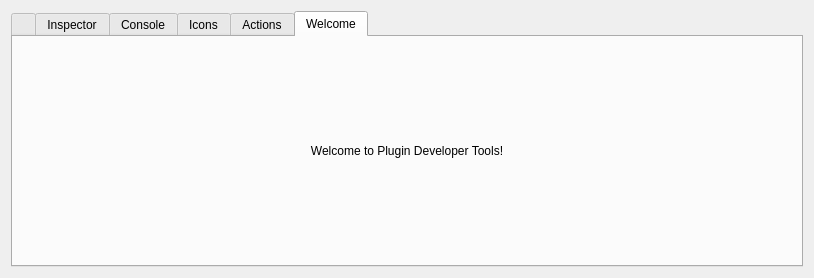
KnowZero/Krita-PythonPluginDeveloperTools, file plugindevtools/PluginDevTools/DockerWidget.ui: the form before one commit.
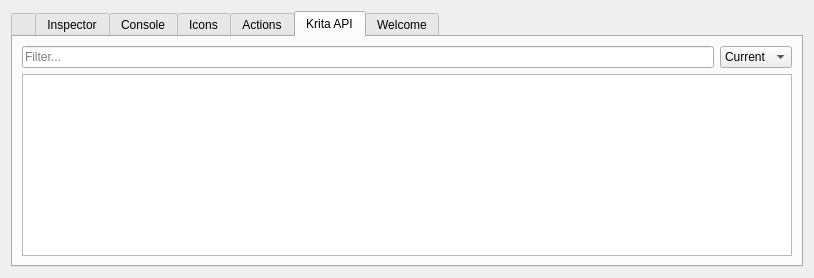
The form after the commit. The open tabs and pages were chosen to show the change. Icons and pictures are not drawn.

Commit message: Add Krita API tab

```diff
--- a/plugindevtools/PluginDevTools/DockerWidget.ui
+++ b/plugindevtools/PluginDevTools/DockerWidget.ui
@@ -346,6 +346,40 @@
        </item>
       </layout>
      </widget>
+     <widget class="QWidget" name="kritaapiTab">
+      <attribute name="title">
+       <string>Krita API</string>
+      </attribute>
+      <layout class="QVBoxLayout" name="verticalLayout_12">
+       <item>
+        <layout class="QHBoxLayout" name="horizontalLayout_3">
+         <item>
+          <widget class="QLineEdit" name="kritaapiFilter">
+           <property name="placeholderText">
+            <string>Filter...</string>
+           </property>
+          </widget>
+         </item>
+         <item>
+          <widget class="QComboBox" name="kritaapiVersionCmb">
+           <item>
+            <property name="text">
+             <string>Current</string>
+            </property>
+           </item>
+          </widget>
+         </item>
+        </layout>
+       </item>
+       <item>
+        <widget class="QTreeView" name="kritaapiTreeView">
+         <attribute name="headerDefaultSectionSize">
+          <number>350</number>
+         </attribute>
+        </widget>
+       </item>
+      </layout>
+     </widget>
      <widget class="QWidget" name="welcomeTab">
       <attribute name="title">
        <string>Welcome</string>
```
Left out of the diff: 2 changed lines with no effect on the pictures. The commit also changes 1 other file.
